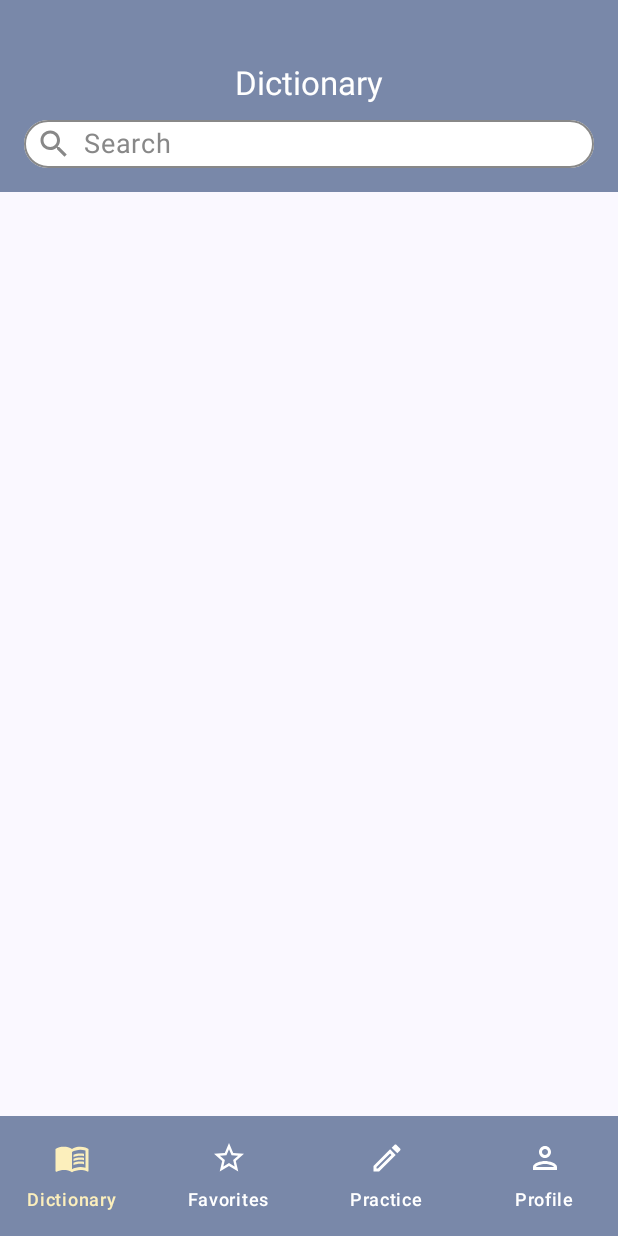
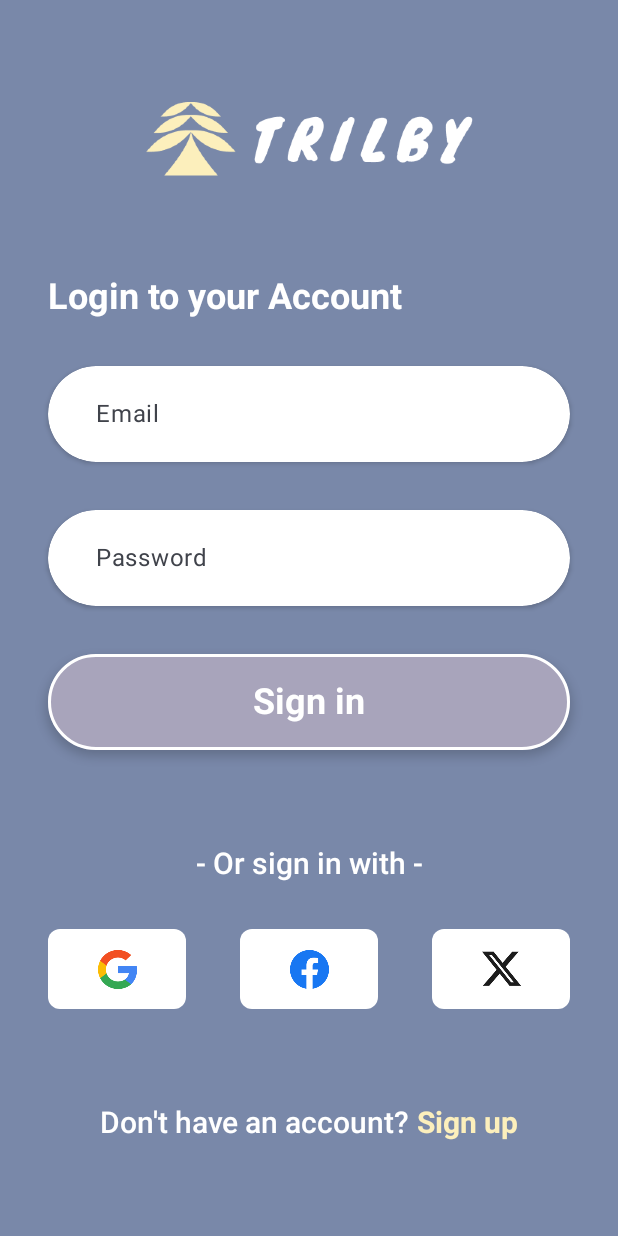
Before and after one commit to MagentaII/Trilby, an Android app built with Jetpack Compose: the screen it shows after launch (MainActivity), on a phone screen of 412 x 824 dp. Run offline under Robolectric (Android 15) with nearby library versions, the phone set to English and light mode, and no system bars; our stand-ins replace Dagger/Hilt's generated code, Firebase (no records; nobody signed in at launch, a user with empty details on screens opened directly).

Commit message:
style：finish UI for LoginView / RegisterView, and then adjust the NavGraph

```diff
--- a/app/src/main/java/com/example/trilby/MainActivity.kt
+++ b/app/src/main/java/com/example/trilby/MainActivity.kt
@@ -4,18 +4,28 @@ import android.os.Bundle
 import androidx.activity.ComponentActivity
 import androidx.activity.compose.setContent
 import androidx.activity.enableEdgeToEdge
-import com.example.trilby.ui.TrilbyApp
+import com.example.trilby.ui.navigation.auth.AuthNavHost
 import com.example.trilby.ui.theme.TrilbyTheme
+import com.google.firebase.Firebase
+import com.google.firebase.auth.FirebaseAuth
+import com.google.firebase.auth.auth
 import dagger.hilt.android.AndroidEntryPoint
 
 @AndroidEntryPoint
 class MainActivity : ComponentActivity() {
+    private lateinit var auth: FirebaseAuth
+
     override fun onCreate(savedInstanceState: Bundle?) {
         super.onCreate(savedInstanceState)
+        auth = Firebase.auth
+        val currentUser = auth.currentUser
+        val isLoggedIn = currentUser != null
         enableEdgeToEdge()
         setContent {
             TrilbyTheme {
-                TrilbyApp()
+                AuthNavHost(
+                    isLoggedIn = isLoggedIn
+                )
             }
         }
     }
--- a/app/src/main/java/com/example/trilby/ui/TrilbyApp.kt
+++ b/app/src/main/java/com/example/trilby/ui/TrilbyApp.kt
@@ -78,6 +78,10 @@ fun TrilbyApp(
                         )
                         title = currentWord.uid
                     }
+
+                    else -> {
+                        Log.i("TAG", "TrilbyApp, Route.else: ")
+                    }
                 }
             }
         }
@@ -131,7 +135,7 @@ fun TrilbyApp(
             navController = navController,
             trilbyAppUiState = trilbyAppUiState,
             modifier = Modifier.padding(innerPadding),
-            onNavigation = { route, word ->
+            onNavigateToDetail = { route, word ->
                 currentWord = word
                 navController.navigate(route)
                 viewModel.isWordExist(word)
--- a/app/src/main/java/com/example/trilby/ui/navigation/TopLevelRoute.kt
+++ b/app/src/main/java/com/example/trilby/ui/navigation/TopLevelRoute.kt
@@ -14,6 +14,15 @@ import kotlinx.serialization.Serializable
 
 
 sealed class Route {
+    @Serializable
+    data object Login: Route()
+
+    @Serializable
+    data object Register: Route()
+
+    @Serializable
+    data object InApp: Route()
+
     @Serializable
     data object Dictionary : Route()
 
--- /dev/null
+++ b/app/src/main/java/com/example/trilby/ui/navigation/auth/AuthNavHost.kt
@@ -0,0 +1,43 @@
+package com.example.trilby.ui.navigation.auth
+
+import androidx.compose.runtime.Composable
+import androidx.navigation.NavHostController
+import androidx.navigation.compose.NavHost
+import androidx.navigation.compose.composable
+import androidx.navigation.compose.navigation
+import androidx.navigation.compose.rememberNavController
+import com.example.trilby.ui.TrilbyApp
+import com.example.trilby.ui.navigation.Route
+import com.example.trilby.ui.screens.login.LoginView
+import com.example.trilby.ui.screens.register.RegisterView
+
+@Composable
+fun AuthNavHost(
+    navController: NavHostController = rememberNavController(),
+    isLoggedIn: Boolean,
+) {
+    NavHost(
+        navController = navController,
+        startDestination = if (isLoggedIn) Route.InApp else Route.Login,
+    ) {
+        composable<Route.Login> {
+            LoginView(
+                onNavigateToRegister = {
+                    navController.navigate(Route.Register)
+                }
+            )
+        }
+        composable<Route.Register> {
+            RegisterView(
+                onNavigateToLogin = {
+                    navController.navigate(Route.Login)
+                }
+            )
+        }
+        navigation<Route.InApp>(startDestination = Route.Dictionary) {
+            composable<Route.Dictionary> {
+                TrilbyApp()
+            }
+        }
+    }
+}
--- /dev/null
+++ b/app/src/main/java/com/example/trilby/ui/screens/login/LoginView.kt
@@ -0,0 +1,237 @@
+package com.example.trilby.ui.screens.login
+
+import androidx.compose.foundation.BorderStroke
+import androidx.compose.foundation.Image
+import androidx.compose.foundation.background
+import androidx.compose.foundation.clickable
+import androidx.compose.foundation.layout.Arrangement
+import androidx.compose.foundation.layout.Box
+import androidx.compose.foundation.layout.Column
+import androidx.compose.foundation.layout.Row
+import androidx.compose.foundation.layout.Spacer
+import androidx.compose.foundation.layout.fillMaxSize
+import androidx.compose.foundation.layout.fillMaxWidth
+import androidx.compose.foundation.layout.height
+import androidx.compose.foundation.layout.padding
+import androidx.compose.foundation.layout.size
+import androidx.compose.foundation.shape.RoundedCornerShape
+import androidx.compose.material3.ButtonDefaults
+import androidx.compose.material3.ElevatedButton
+import androidx.compose.material3.Surface
+import androidx.compose.material3.Text
+import androidx.compose.material3.TextField
+import androidx.compose.material3.TextFieldDefaults
+import androidx.compose.runtime.Composable
+import androidx.compose.runtime.getValue
+import androidx.compose.runtime.mutableStateOf
+import androidx.compose.runtime.remember
+import androidx.compose.runtime.setValue
+import androidx.compose.ui.Alignment
+import androidx.compose.ui.Modifier
+import androidx.compose.ui.draw.shadow
+import androidx.compose.ui.graphics.Color
+import androidx.compose.ui.res.painterResource
+import androidx.compose.ui.text.TextStyle
+import androidx.compose.ui.text.font.FontWeight
+import androidx.compose.ui.tooling.preview.Preview
+import androidx.compose.ui.unit.dp
+import androidx.compose.ui.unit.sp
+import com.example.trilby.R
+import com.example.trilby.ui.navigation.Route
+
+@Composable
+fun LoginView(
+    onNavigateToRegister: (route: Route) -> Unit,
+    modifier: Modifier = Modifier
+) {
+    var username by remember { mutableStateOf("") }
+    var password by remember { mutableStateOf("") }
+    Surface(
+        modifier = modifier.fillMaxSize(),
+        color = Color(0xFF7988A9)
+    ) {
+        Column(
+            verticalArrangement = Arrangement.Center,
+            modifier = Modifier.padding(horizontal = 32.dp)
+        ) {
+            Box(
+                contentAlignment = Alignment.Center,
+                modifier = Modifier
+                    .fillMaxWidth()
+                    .size(width = 214.dp, height = 56.dp)
+            ) {
+                Image(
+                    painter = painterResource(id = R.drawable.trilby_image),
+                    contentDescription = "trilby_image",
+                )
+            }
+            Spacer(Modifier.height(64.dp))
+            Text(
+                text = "Login to your Account",
+                style = TextStyle(
+                    fontSize = 24.sp,
+                    fontWeight = FontWeight.Bold,
+                    color = Color.White
+                )
+            )
+            Spacer(Modifier.height(32.dp))
+            TextField(
+                value = username,
+                onValueChange = { username = it },
+                label = {
+                    Text(
+                        text = "Email",
+                        modifier = Modifier.padding(horizontal = 16.dp)
+                    )
+                },
+                singleLine = true,
+                textStyle = TextStyle(
+                    fontWeight = FontWeight.Medium,
+                    fontSize = 20.sp,
+                ),
+                colors = TextFieldDefaults.colors().copy(
+                    unfocusedContainerColor = Color.White,
+                    unfocusedIndicatorColor = Color.Transparent,
+                    focusedIndicatorColor = Color.Transparent
+                ),
+                shape = RoundedCornerShape(50.dp),
+                modifier = Modifier
+                    .fillMaxWidth()
+                    .size(width = 376.dp, height = 64.dp)
+                    .shadow(
+                        elevation = 2.dp,
+                        shape = RoundedCornerShape(50.dp),
+                    ),
+            )
+            Spacer(Modifier.height(32.dp))
+            TextField(
+                value = password,
+                onValueChange = { password = it },
+                label = {
+                    Text(
+                        text = "Password",
+                        modifier = Modifier.padding(horizontal = 16.dp)
+                    )
+                },
+                singleLine = true,
+                textStyle = TextStyle(
+                    fontWeight = FontWeight.Medium,
+                    fontSize = 20.sp,
+                ),
+                colors = TextFieldDefaults.colors().copy(
+                    unfocusedContainerColor = Color.White,
+                    unfocusedIndicatorColor = Color.Transparent,
+                    focusedIndicatorColor = Color.Transparent
+                ),
+                shape = RoundedCornerShape(50.dp),
+                modifier = Modifier
+                    .fillMaxWidth()
+                    .size(width = 376.dp, height = 64.dp)
+                    .shadow(
+                        elevation = 2.dp,
+                        shape = RoundedCornerShape(50.dp),
+                    ),
+            )
+            Spacer(Modifier.height(32.dp))
+            ElevatedButton(
+                onClick = {},
+                colors = ButtonDefaults.elevatedButtonColors().copy(
+                    containerColor = Color(0xFFA8A4BB),
+                    contentColor = Color.White,
+                ),
+                border = BorderStroke(2.dp, Color.White),
+                elevation = ButtonDefaults.elevatedButtonElevation(
+                    defaultElevation = 4.dp,
+                ),
+                modifier = Modifier
+                    .fillMaxWidth()
+                    .size(width = 376.dp, height = 64.dp),
+            ) {
+                Text(
+                    text = "Sign in",
+                    style = TextStyle(
+                        fontSize = 24.sp,
+                        fontWeight = FontWeight.Bold
+                    )
+                )
+            }
+            Spacer(Modifier.height(64.dp))
+            Box(
+                contentAlignment = Alignment.Center,
+                modifier = Modifier.fillMaxWidth()
+            ) {
+                Column(
+                    horizontalAlignment = Alignment.CenterHorizontally
+                ) {
+                    Text(
+                        text = "- Or sign in with -",
+                        style = TextStyle(
+                            fontSize = 20.sp,
+                            fontWeight = FontWeight.Medium,
+                            color = Color.White
+                        )
+                    )
+
+                    Spacer(Modifier.height(32.dp))
+                    Row(
+                        horizontalArrangement = Arrangement.SpaceBetween,
+                        modifier = Modifier.fillMaxWidth()
+                    ) {
+                        SocialIconBox(iconResId = R.drawable.google)
+                        SocialIconBox(iconResId = R.drawable.facebook)
+                        SocialIconBox(iconResId = R.drawable.x)
+                    }
+                    Spacer(Modifier.height(64.dp))
+                    Row {
+                        Text(
+                            text = "Don't have an account? ",
+                            style = TextStyle(
+                                color = Color.White,
+                                fontSize = 20.sp,
+                                fontWeight = FontWeight.Medium
+                            )
+                        )
+                        Text(
+                            text = "Sign up",
+                            style = TextStyle(
+                                color = Color(0xFFFCEFBC),
+                                fontSize = 20.sp,
+                                fontWeight = FontWeight.Bold
+                            ),
+                            modifier = Modifier.clickable {
+                                onNavigateToRegister(Route.Register)
+                            }
+                        )
+                    }
+                }
+            }
+        }
+    }
+}
+
+@Composable
+fun SocialIconBox(iconResId: Int) {
+    Box(
+        modifier = Modifier
+            .size(width = 92.dp, height = 53.dp)
+            .background(
+                color = Color.White,
+                shape = RoundedCornerShape(8.dp)
+            ),
+        contentAlignment = Alignment.Center
+    ) {
+        Image(
+            painter = painterResource(id = iconResId),
+            contentDescription = null,
+            modifier = Modifier.size(26.dp)
+        )
+    }
+}
+
+@Preview(showBackground = true)
+@Composable
+private fun LoginViewPreview() {
+    LoginView(
+        onNavigateToRegister = {}
+    )
+}
--- a/build.gradle.kts
+++ b/build.gradle.kts
@@ -5,4 +5,5 @@ plugins {
     alias(libs.plugins.kotlin.compose) apply false
     id("com.google.dagger.hilt.android") version "2.51.1" apply false
     id("com.google.devtools.ksp") version "2.0.21-1.0.27" apply false
+    id("com.google.gms.google-services") version "4.4.2" apply false
 }
--- a/gradle/libs.versions.toml
+++ b/gradle/libs.versions.toml
@@ -16,6 +16,7 @@ composeBom = "2024.04.01"
 material = "1.7.6"
 navigationCompose = "2.8.4"
 retrofit = "2.11.0"
+firebaseAuthKtx = "23.1.0"
 
 [libraries]
 androidx-core-ktx = { group = "androidx.core", name = "core-ktx", version.ref = "coreKtx" }
@@ -42,6 +43,7 @@ androidx-ui-test-junit4 = { group = "androidx.compose.ui", name = "ui-test-junit
 androidx-material3 = { group = "androidx.compose.material3", name = "material3" }
 kotlinx-serialization-json = { module = "org.jetbrains.kotlinx:kotlinx-serialization-json", version.ref = "kotlinxSerializationJson" }
 retrofit = { module = "com.squareup.retrofit2:retrofit", version.ref = "retrofit" }
+firebase-auth-ktx = { group = "com.google.firebase", name = "firebase-auth-ktx", version.ref = "firebaseAuthKtx" }
 
 [plugins]
 android-application = { id = "com.android.application", version.ref = "agp" }
```
Also changed, not shown: app/build.gradle.kts (+16 -6 lines), app/src/main/java/com/example/trilby/ui/navigation/TrilbyNavHost.kt (+6 -6 lines), app/src/main/java/com/example/trilby/ui/screens/register/RegisterView.kt (added, +248 -0 lines), app/src/main/res/drawable/facebook.png (added), app/src/main/res/drawable/google.png (added), app/src/main/res/drawable/trilby_image.png (added), app/src/main/res/drawable/x.png (added), 1 other file.
